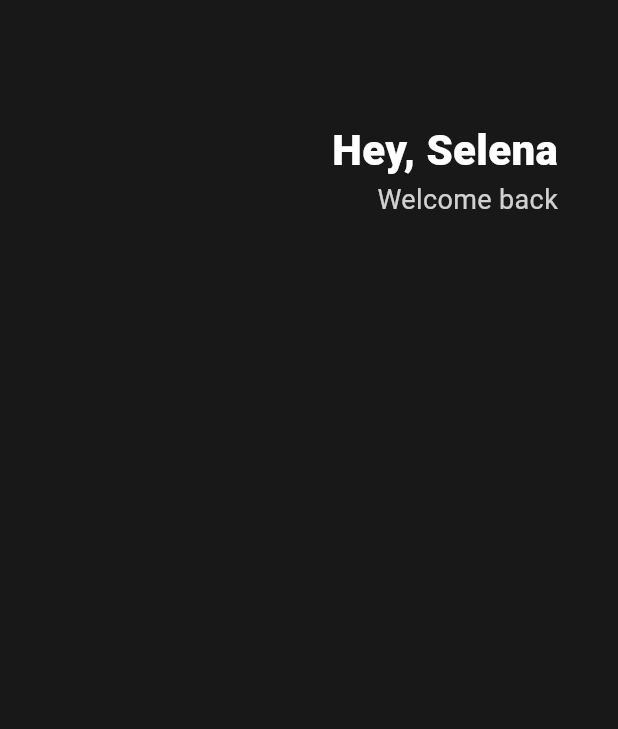
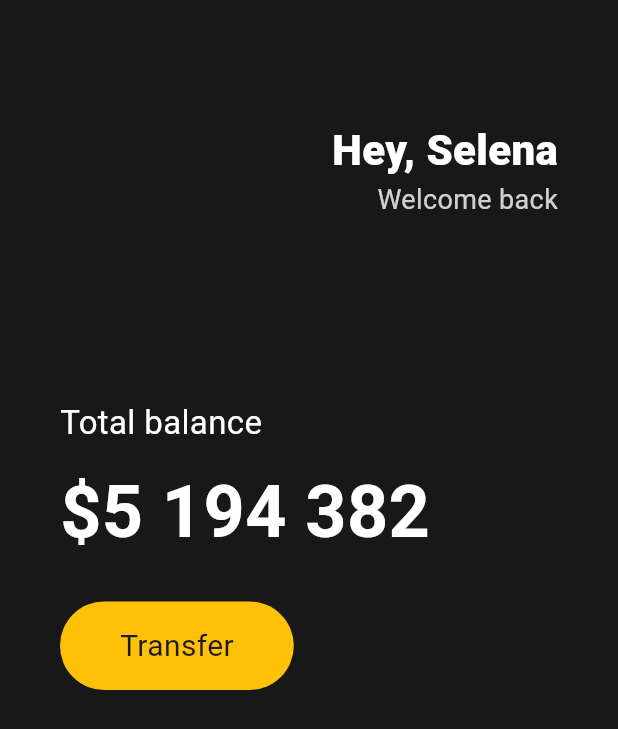
Before and after one commit to pidokige02/toonflix, a Flutter app: the screen it shows after launch, on a phone screen of 412 x 824 dp. Shown: the top 729 px of the screen. Run offline on Flutter 3.47's test engine with Material 3 defaults, Android fonts, the phone set to English and light mode, and no system bars.

Commit message:
#3.2 Buttons Section

```diff
--- a/lib/main.dart
+++ b/lib/main.dart
@@ -15,6 +15,7 @@ class App extends StatelessWidget {
             horizontal: 40,
           ),
           child: Column(
+            crossAxisAlignment: CrossAxisAlignment.start,
             children: [
               SizedBox(
                 height: 80,
@@ -43,6 +44,51 @@ class App extends StatelessWidget {
                     ],
                   )
                 ],
+              ),
+              SizedBox(
+                height: 120,
+              ),
+              Text(
+                'Total balance',
+                style: TextStyle(
+                  fontSize: 22,
+                  color: Colors.white.withValues(),
+                ),
+              ),
+              SizedBox(
+                height: 10,
+              ),
+              Text(
+                '\$5 194 382',
+                style: TextStyle(
+                  fontSize: 48,
+                  fontWeight: FontWeight.w600,
+                  color: Colors.white.withValues(),
+                ),
+              ),
+              SizedBox(
+                height:25,
+              ),
+              Row(
+                children: [
+                  Container(
+                    decoration: BoxDecoration(
+                      color: Colors.amber,
+                      borderRadius: BorderRadius.circular(45)
+                    ),
+                    child: Padding(
+                      padding: EdgeInsets.symmetric(
+                        vertical: 15,
+                        horizontal: 40
+                      ),
+                      child: Text('Transfer',
+                        style : TextStyle(
+                          fontSize: 20
+                        )
+                      ),
+                    ),
+                  )
+                ],
               )
             ],
           ),
```
